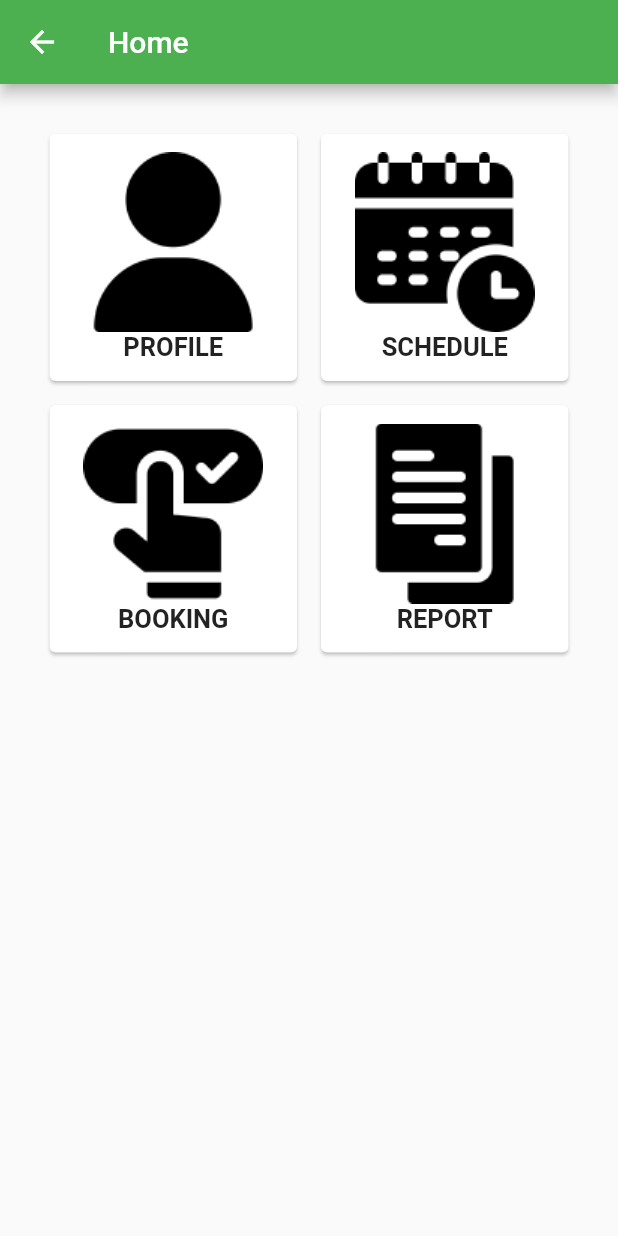
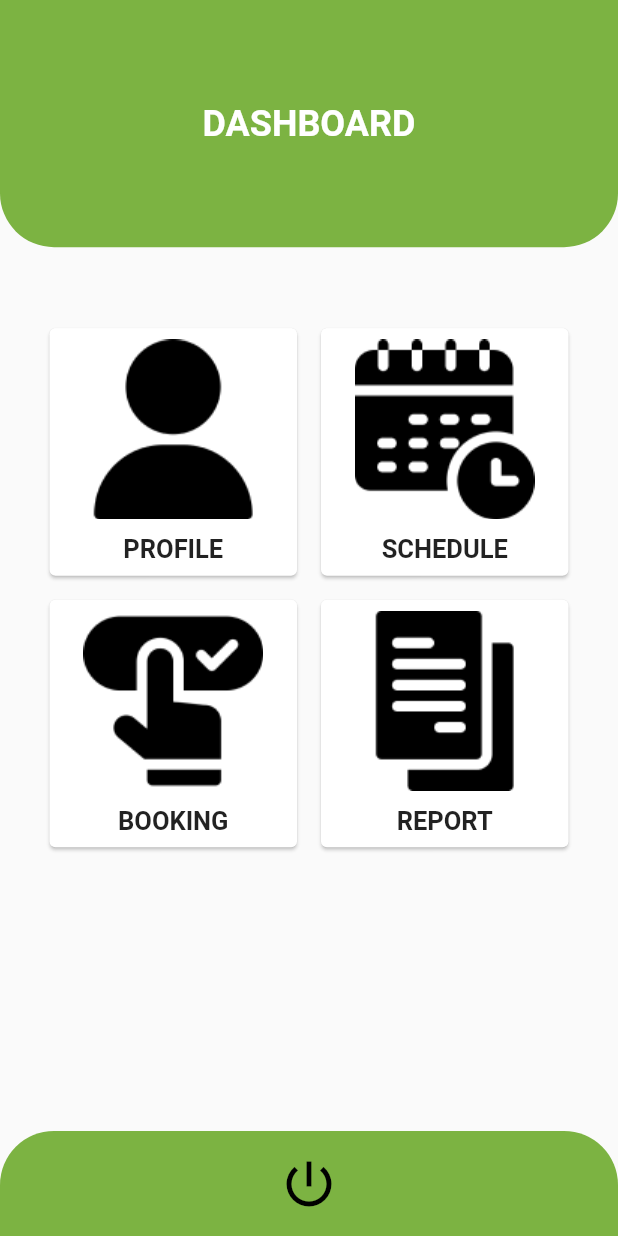
Before and after one commit to sofyansaori/e_futsal, a Flutter app: the HomePage screen opened directly, on a phone screen of 412 x 824 dp. Run offline on Flutter 3.47's test engine with Material 2 defaults, Android fonts, the phone set to English and light mode, and no system bars.

Commit message:
Update Style

```diff
--- a/lib/booking.dart
+++ b/lib/booking.dart
@@ -3,7 +3,6 @@ import 'package:e_futsal/login.dart';
 import 'package:flutter/material.dart';
 
 class Booking extends StatefulWidget {
-  const Booking({Key? key}) : super(key: key);
 
   @override
   State<Booking> createState() => _BookState();
--- a/lib/home.dart
+++ b/lib/home.dart
@@ -4,6 +4,7 @@ import 'package:e_futsal/login.dart';
 import 'package:e_futsal/main.dart';
 import 'package:e_futsal/user_profile.dart';
 import 'package:flutter/material.dart';
+
 
 class HomePage extends StatefulWidget {
   HomePage({
@@ -19,13 +20,11 @@ class _HomePageState extends State<HomePage> {
   @override
   Widget build(BuildContext context) {
     return Scaffold(
-      appBar: AppBar(
-        title: Text(
-          'Home',
-          style: TextStyle(color: Colors.white),
-        ),
-      ),
-      body: GridView.count(
+      body: Column(
+        children: [
+          HeaderTop(text: 'DASHBOARD'),
+          Expanded(
+            child: GridView.count(
               padding: const EdgeInsets.all(25),
               crossAxisCount: 2,
               children: <Widget>[
@@ -46,6 +45,9 @@ class _HomePageState extends State<HomePage> {
                         mainAxisSize: MainAxisSize.min,
                         children: <Widget>[
                           Image.asset('assets/images/profil.png'),
+                          SizedBox(
+                            height: 10.0,
+                          ),
                           Text("PROFILE",
                               style: TextStyle(
                                   fontSize: 17.0, fontWeight: FontWeight.bold)),
@@ -64,6 +66,9 @@ class _HomePageState extends State<HomePage> {
                         mainAxisSize: MainAxisSize.min,
                         children: <Widget>[
                           Image.asset('assets/images/jadwal.png'),
+                          SizedBox(
+                            height: 10.0,
+                          ),
                           Text("SCHEDULE",
                               style: TextStyle(
                                   fontSize: 17.0, fontWeight: FontWeight.bold)),
@@ -85,6 +90,9 @@ class _HomePageState extends State<HomePage> {
                         mainAxisSize: MainAxisSize.min,
                         children: <Widget>[
                           Image.asset('assets/images/booking.png'),
+                          SizedBox(
+                            height: 10.0,
+                          ),
                           Text("BOOKING",
                               style: TextStyle(
                                   fontSize: 17.0, fontWeight: FontWeight.bold)),
@@ -103,6 +111,8 @@ class _HomePageState extends State<HomePage> {
                         mainAxisSize: MainAxisSize.min,
                         children: <Widget>[
                           Image.asset('assets/images/laporan.png'),
+                          SizedBox(
+                            height: 10.0,),
                           Text("REPORT",
                               style: TextStyle(
                                   fontSize: 17.0, fontWeight: FontWeight.bold)),
@@ -113,27 +123,31 @@ class _HomePageState extends State<HomePage> {
                 ),
               ],
             ),
-      // body: Center(
-      //     child: RaisedButton(
-      //   child: const Text('Log Out'),
-      //   onPressed: () {
-      //     Navigator.push(
-      //         context, MaterialPageRoute(builder: (context) => HomePage()));
-      //   },
-      // ))
+          ),
+
+          Container(
+            width: 570,
+            height: 70,
+            child: TextButton(
+              style: TextButton.styleFrom(
+                backgroundColor: Color(0xff7CB342),
+                shape: RoundedRectangleBorder(
+                  borderRadius: BorderRadius.only(
+                    topLeft: Radius.circular(36),
+                    topRight: Radius.circular(36),
+                  ),
+                ),
+              ),
+              onPressed: () {},
+              child: Icon(
+                Icons.power_settings_new,
+                color: Colors.black,
+                size: 40.0,
+              ),
+            ),
+          ),
+        ],
+      ),
     );
   }
 }
-// class Home extends StatelessWidget {
-//   const Home({Key? key}) : super(key: key);
-
-//   @override
-//   Widget build(BuildContext context) {
-//     return Scaffold(
-//       appBar: AppBar(
-//         title: Text("Login"),
-//       ),
-//       body: Login(),
-//     );
-//   }
-// }
```
Also changed, not shown: analysis_options.yaml (+68 -2 lines), 1 other file. Lines whose indentation alone changed are shown as unchanged.
